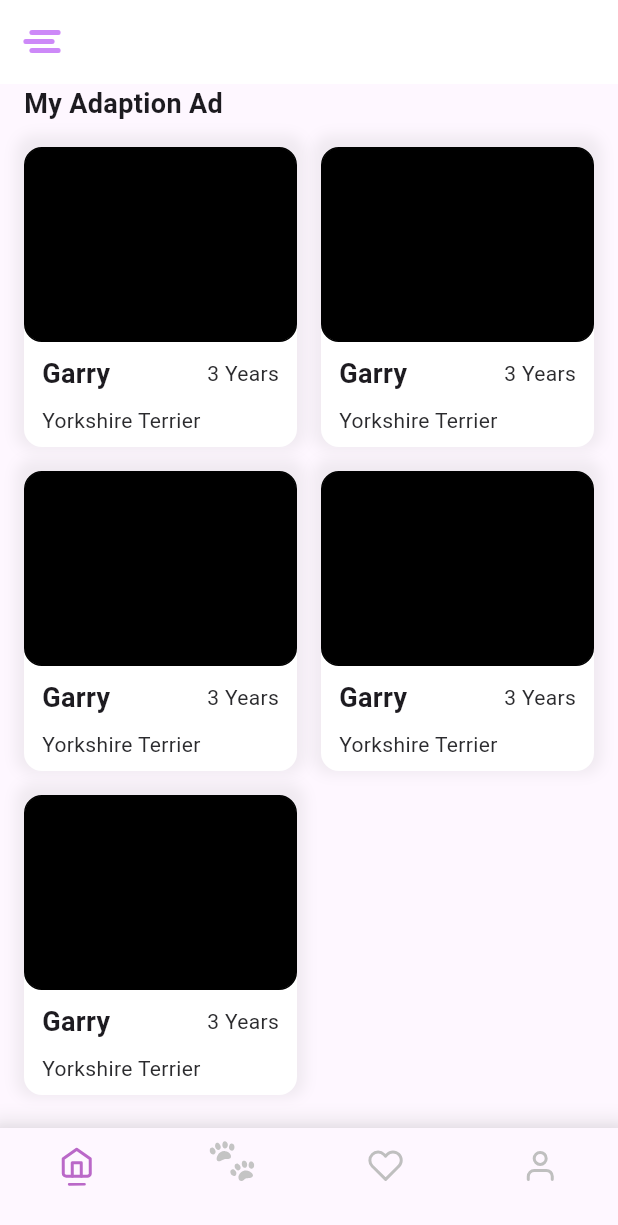
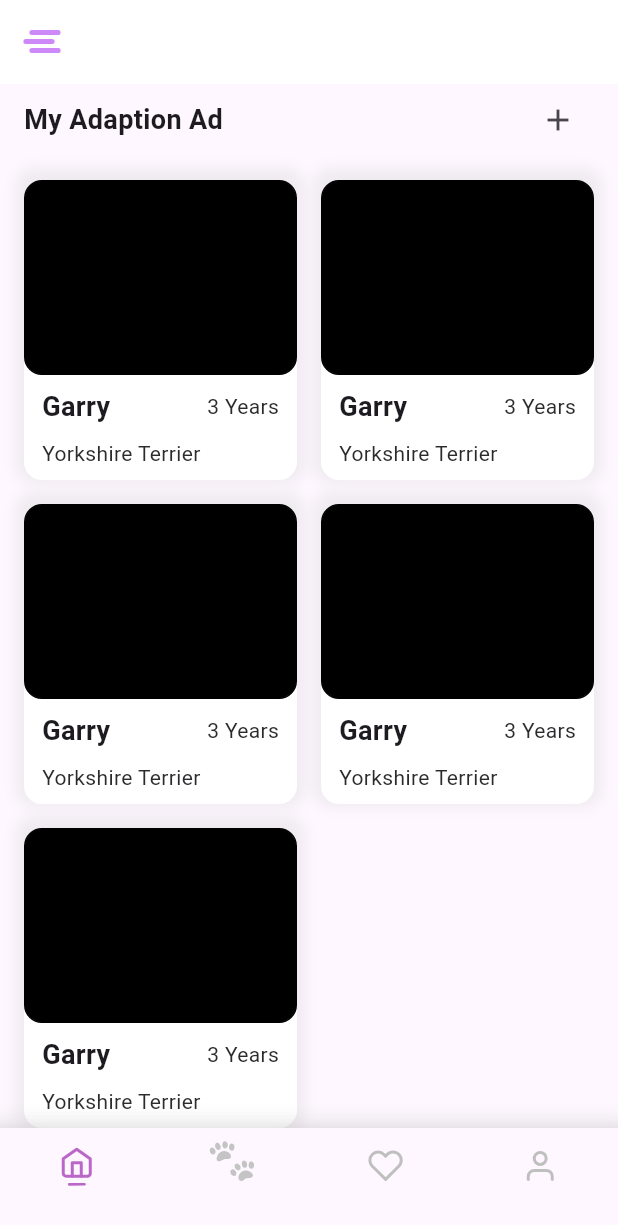
Before and after one commit to gokseennn/Animal_Adoption_App, a Flutter app: the MyAdaption screen opened by its route, on a phone screen of 412 x 824 dp. Shown: the top 1225 px of the screen. Run offline on Flutter 3.47's test engine with Material 3 defaults, Android fonts, the phone set to English and light mode, and no system bars; our stand-ins replace flutter_svg, get.

Commit message:
folder change

```diff
--- a/lib/common/common_screen.dart
+++ b/lib/common/common_screen.dart
@@ -1,7 +1,7 @@
 import 'package:flutter/material.dart';
 import 'package:flutter_svg/svg.dart';
 import 'package:get/get.dart';
-import 'package:pet/general-ms/controller/home_controller.dart';
+import 'package:pet/general-ms/view/home/controller/home_controller.dart';
 
 class CommonScreen extends GetView<HomeController> {
   const CommonScreen({super.key, required this.body});
--- a/lib/common/services/api_service.dart
+++ b/lib/common/services/api_service.dart
@@ -18,7 +18,6 @@ class ApiService extends GetxService {
     );
     try {
       if (response.statusCode == 200) {
-        print("200");
         if (loader) Get.back();
         return jsonDecode(response.body);
       } else {
--- a/lib/general-ms/general_routes.dart
+++ b/lib/general-ms/general_routes.dart
@@ -1,7 +1,7 @@
 import 'package:get/get_navigation/src/routes/get_route.dart';
-import 'package:pet/general-ms/controller/favoiret_binding.dart';
-import 'package:pet/general-ms/controller/home_binding.dart';
-import 'package:pet/general-ms/controller/my_adaption_binding.dart';
+import 'package:pet/general-ms/view/favorites/controller/favoiret_binding.dart';
+import 'package:pet/general-ms/view/home/controller/home_binding.dart';
+import 'package:pet/general-ms/view/my_adaption/controller/my_adaption_binding.dart';
 import 'package:pet/general-ms/view/ad_detail/ad_detail_screen.dart';
 import 'package:pet/general-ms/view/favorites/favorites_screen.dart';
 import 'package:pet/general-ms/view/home/home_screen.dart';
--- a/lib/general-ms/controller/favoiret_binding.dart
+++ b/lib/general-ms/view/favorites/controller/favoiret_binding.dart
@@ -1,5 +1,5 @@
 import 'package:get/get.dart';
-import 'package:pet/general-ms/controller/favorite_controller.dart';
+import 'package:pet/general-ms/view/favorites/controller/favorite_controller.dart';
 
 class FavoriteBinding extends Bindings {
   @override
--- a/lib/general-ms/view/favorites/favorites_screen.dart
+++ b/lib/general-ms/view/favorites/favorites_screen.dart
@@ -2,7 +2,7 @@ import 'package:flutter/cupertino.dart';
 import 'package:flutter_svg/svg.dart';
 import 'package:get/get.dart';
 import 'package:pet/common/common_screen.dart';
-import 'package:pet/general-ms/controller/favorite_controller.dart';
+import 'package:pet/general-ms/view/favorites/controller/favorite_controller.dart';
 import 'package:pet/general-ms/view/my_adaption/components/my_adaption_card.dart';
 
 class FavoriteScreen extends GetView<FavoriteController> {
--- a/lib/general-ms/controller/home_binding.dart
+++ b/lib/general-ms/view/home/controller/home_binding.dart
@@ -1,5 +1,5 @@
 import 'package:get/get.dart';
-import 'package:pet/general-ms/controller/home_controller.dart';
+import 'package:pet/general-ms/view/home/controller/home_controller.dart';
 
 class HomeBinding extends Bindings {
   @override
--- a/lib/general-ms/view/home/home_screen.dart
+++ b/lib/general-ms/view/home/home_screen.dart
@@ -2,7 +2,7 @@ import 'package:flutter/material.dart';
 import 'package:flutter_svg/svg.dart';
 import 'package:get/get.dart';
 import 'package:pet/common/common_screen.dart';
-import 'package:pet/general-ms/controller/home_controller.dart';
+import 'package:pet/general-ms/view/home/controller/home_controller.dart';
 import 'package:pet/general-ms/view/home/components/ad_cart.dart';
 
 class HomeScreen extends GetView<HomeController> {
--- a/lib/general-ms/controller/my_adaption_binding.dart
+++ b/lib/general-ms/view/my_adaption/controller/my_adaption_binding.dart
@@ -1,5 +1,5 @@
 import 'package:get/get.dart';
-import 'package:pet/general-ms/controller/my_adaption_controller.dart';
+import 'package:pet/general-ms/view/my_adaption/controller/my_adaption_controller.dart';
 
 class MyAdaptionBinding extends Bindings {
   @override
--- a/lib/general-ms/view/my_adaption/my_adaption_screen.dart
+++ b/lib/general-ms/view/my_adaption/my_adaption_screen.dart
@@ -1,8 +1,7 @@
-import 'package:flutter/cupertino.dart';
 import 'package:flutter/material.dart';
 import 'package:get/get.dart';
 import 'package:pet/common/common_screen.dart';
-import 'package:pet/general-ms/controller/my_adaption_controller.dart';
+import 'package:pet/general-ms/view/my_adaption/controller/my_adaption_controller.dart';
 import 'package:pet/general-ms/view/my_adaption/components/my_adaption_card.dart';
 
 class MyAdaption extends GetView<MyAdaptionController> {
@@ -16,11 +15,17 @@ class MyAdaption extends GetView<MyAdaptionController> {
       child: Column(
         crossAxisAlignment: CrossAxisAlignment.start,
         children: [
-          const Padding(
-            padding: EdgeInsets.only(bottom: 16.0),
-            child: Text(
-              'My Adaption Ad',
-              style: TextStyle(fontWeight: FontWeight.w600, fontSize: 18),
+          Padding(
+            padding: const EdgeInsets.only(bottom: 16.0),
+            child: Row(
+              mainAxisAlignment: MainAxisAlignment.spaceBetween,
+              children: [
+                const Text(
+                  'My Adaption Ad',
+                  style: TextStyle(fontWeight: FontWeight.w600, fontSize: 18),
+                ),
+                IconButton(onPressed: () {}, icon: const Icon(Icons.add))
+              ],
             ),
           ),
           Expanded(
--- a/lib/user-ms/signin/model/signin_model.dart
+++ b/lib/user-ms/signin/model/signin_model.dart
@@ -1,4 +1,5 @@
-// ignore: file_names
+// ignore_for_file: file_names
+
 class SignInModel {
   String email;
   String password;
```
Also changed, not shown: lib/general-ms/view/favorites/controller/favorite_controller.dart (renamed from lib/general-ms/controller/favorite_controller.dart), lib/general-ms/view/home/controller/home_controller.dart (renamed from lib/general-ms/controller/home_controller.dart), lib/general-ms/view/my_adaption/controller/my_adaption_controller.dart (renamed from lib/general-ms/controller/my_adaption_controller.dart).
